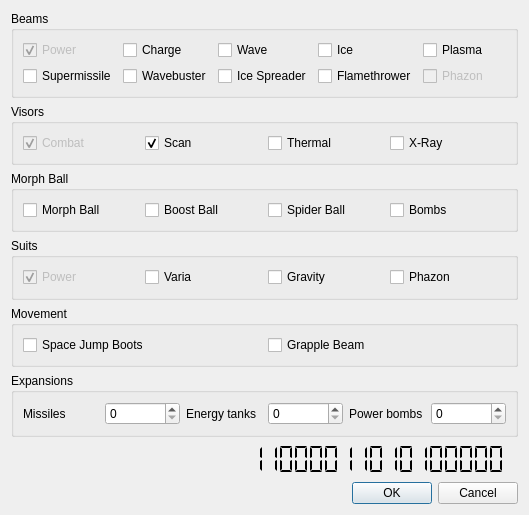
YonicDev/mpdr, file DoorRandomizer/GUI/PickupSettings/initialpickupsettings.ui: the form before one commit.
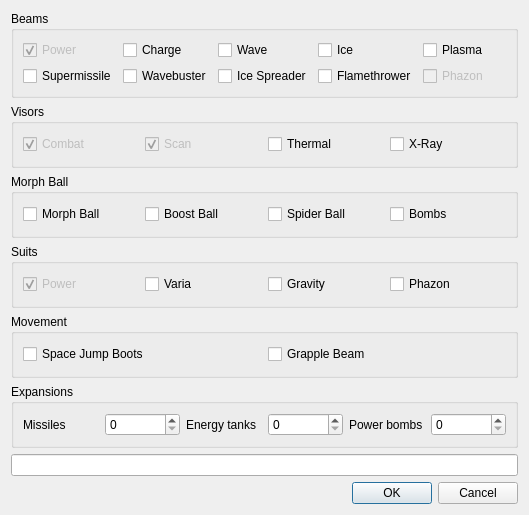
The form after the commit.

```diff
--- a/DoorRandomizer/GUI/PickupSettings/initialpickupsettings.ui
+++ b/DoorRandomizer/GUI/PickupSettings/initialpickupsettings.ui
@@ -140,7 +140,10 @@
        </widget>
       </item>
       <item row="0" column="1">
-       <widget class="QCheckBox" name="checkBox_7">
+       <widget class="QCheckBox" name="checkBox_VisorScan">
+        <property name="enabled">
+         <bool>false</bool>
+        </property>
         <property name="text">
          <string>Scan</string>
         </property>
@@ -285,7 +288,7 @@
       <item row="0" column="1">
        <widget class="QSpinBox" name="spinBox">
         <property name="maximum">
-         <number>255</number>
+         <number>250</number>
         </property>
         <property name="singleStep">
          <number>5</number>
@@ -326,27 +329,12 @@
    <item>
     <layout class="QVBoxLayout" name="verticalLayout_2">
      <item>
-      <widget class="QLCDNumber" name="lcdNumber">
-       <property name="frameShape">
-        <enum>QFrame::NoFrame</enum>
+      <widget class="QLineEdit" name="lineEdit">
+       <property name="alignment">
+        <set>Qt::AlignRight|Qt::AlignTrailing|Qt::AlignVCenter</set>
        </property>
-       <property name="smallDecimalPoint">
-        <bool>false</bool>
-       </property>
-       <property name="digitCount">
-        <number>32</number>
-       </property>
-       <property name="mode">
-        <enum>QLCDNumber::Bin</enum>
-       </property>
-       <property name="segmentStyle">
-        <enum>QLCDNumber::Flat</enum>
-       </property>
-       <property name="value" stdset="0">
-        <double>2147483647.000000000000000</double>
-       </property>
-       <property name="intValue" stdset="0">
-        <number>2147483647</number>
+       <property name="readOnly">
+        <bool>true</bool>
        </property>
       </widget>
      </item>
```
Left out of the diff: 68 changed lines with no effect on the pictures.
